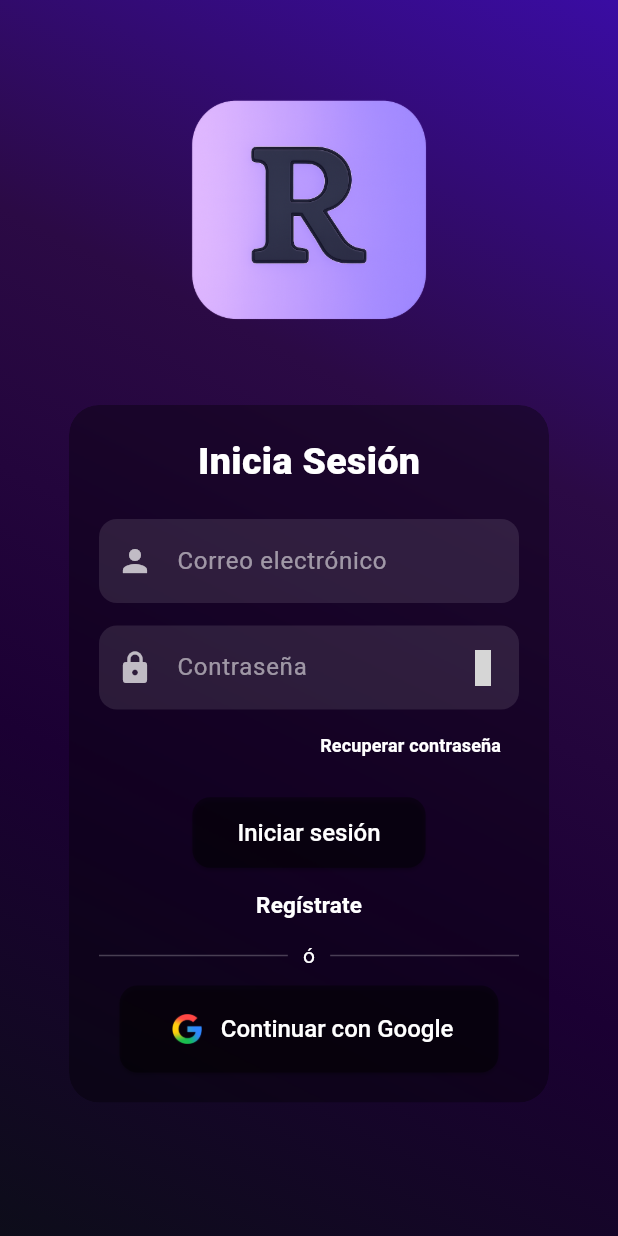
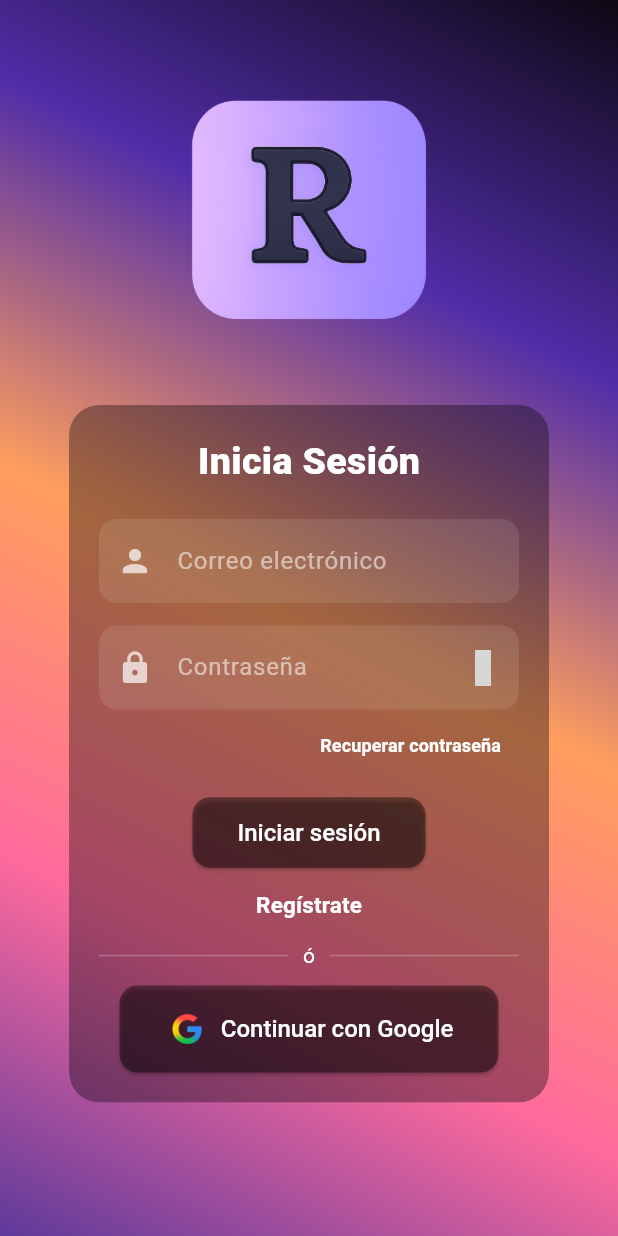
Before and after one commit to Whadyjm/reverie, a Flutter app: the LoginScreen screen opened directly, on a phone screen of 412 x 824 dp. Run offline on Flutter 3.47's test engine with Material 3 defaults, Android fonts, the phone set to English and light mode, and no system bars; our stand-ins replace animate_do, blur, cloud_firestore, confetti, custom_rating_bar, easy_date_timeline and 11 more; missing offline and left inert: haptic_feedback; accounts and stored records are empty; grey boxes are pictures that could not be loaded.

Commit message:
mejora de gradiente de login

```diff
--- a/lib/screens/home_screen.dart
+++ b/lib/screens/home_screen.dart
@@ -1416,7 +1416,7 @@ class UserAvatarDrawer extends StatelessWidget {
   @override
   Widget build(BuildContext context) {
     return GestureDetector(
-      onTap: () {
+      /*onTap: () {
         Navigator.pop(context); // Cerrar drawer
         Navigator.push(
           context,
@@ -1424,7 +1424,7 @@ class UserAvatarDrawer extends StatelessWidget {
             builder: (context) => ProfileScreen(userId: snapshot.data!.uid),
           ),
         );
-      },
+      },*/
       child: ClipRRect(
         borderRadius: BorderRadius.circular(25),
         child:
--- a/lib/style/gradients.dart
+++ b/lib/style/gradients.dart
@@ -2,10 +2,11 @@ import 'dart:ui';
 
 class Gradients {
   static const List<Color> loginBackground = [
-    Color(0xFF0D0D1A),
-    Color(0xFF1B0033),
-    Color(0xFF2B0A45),
-    Color(0xFF3A0CA3),
+    Color(0xFF5D3A9B),
+    Color(0xFFFF6B9D),
+    Color(0xFFFF9E5E),
+    Color(0xFF512DA8),
+    Color.fromARGB(255, 13, 8, 19),
   ];
   static const List<Color> favoriteBackground = [
     Color(0xFF1A003F),
```
